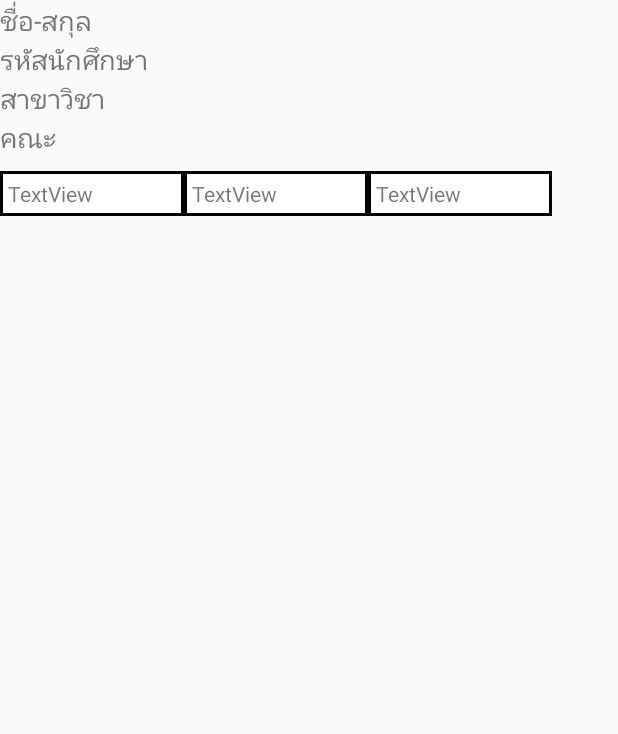
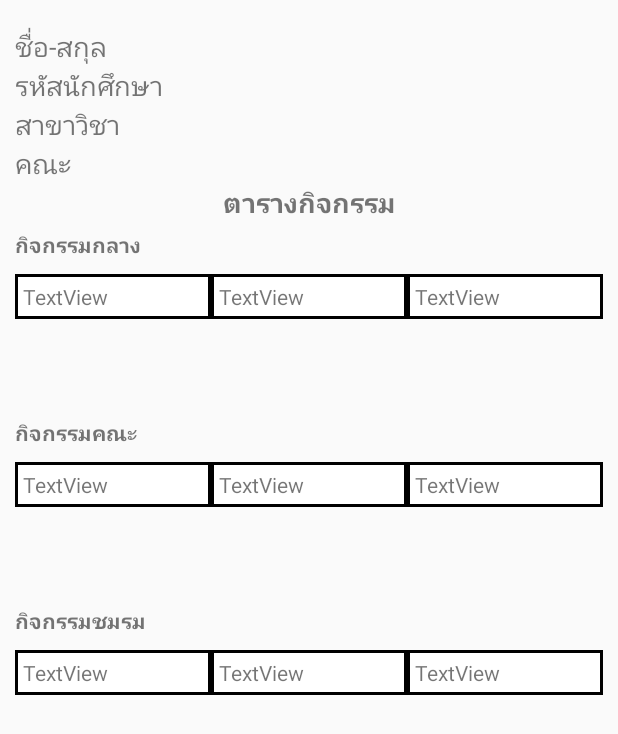
Before and after one commit to activitysskru/SSKRUActivity, an Android app: the layout activity_profile.xml on its own in the app's theme, with its tools: preview values and no code run, on a phone screen of 412 x 824 dp. Shown: the top 734 px of the screen. Run offline under Robolectric (Android 15) with nearby library versions, the phone set to English and light mode, and no system bars.

Commit message:
Edit activity_profile.xml add Scrollview|widget activity

```diff
--- a/app/src/main/res/layout/activity_profile.xml
+++ b/app/src/main/res/layout/activity_profile.xml
@@ -2,20 +2,29 @@
 <android.support.constraint.ConstraintLayout xmlns:android="http://schemas.android.com/apk/res/android"
     xmlns:app="http://schemas.android.com/apk/res-auto"
     xmlns:tools="http://schemas.android.com/tools"
-    android:layout_width="match_parent"
-    android:layout_height="match_parent"
+    android:layout_width="fill_parent"
+    android:layout_height="fill_parent"
     tools:context="com.example.pongs_000.sskruactivity.ProfileActivity">
 
+    <ScrollView
+        android:layout_width="fill_parent"
+        android:layout_height="fill_parent">
+
         <RelativeLayout
-        android:layout_width="368dp"
-        android:layout_height="495dp"
-        tools:layout_editor_absoluteX="8dp"
-        tools:layout_editor_absoluteY="8dp">
+            android:layout_width="fill_parent"
+            android:layout_height="fill_parent"
+            android:padding="10dp"
+            tools:layout_editor_absoluteY="0dp"
+            tools:layout_editor_absoluteX="0dp">
 
             <LinearLayout
                 android:layout_width="match_parent"
                 android:layout_height="match_parent"
-            android:orientation="vertical">
+                android:orientation="vertical"
+                android:layout_alignParentBottom="true"
+                android:layout_alignParentLeft="true"
+                android:layout_alignParentStart="true"
+                android:layout_marginBottom="7dp">
 
                 <TextView
                     android:id="@+id/name"
@@ -45,13 +54,56 @@
                     android:text="@string/Profile_faculty"
                     android:textSize="18sp" />
 
-            <android.support.v7.widget.RecyclerView
+                <TextView
                     android:layout_width="match_parent"
                     android:layout_height="match_parent"
+                    android:gravity="center"
+                    android:text="ตารางกิจกรรม"
+                    android:textSize="18sp"
+                    android:textStyle="bold" />
+
+                <TextView
+                    android:layout_width="match_parent"
+                    android:layout_height="match_parent"
+                    android:paddingTop="5dp"
+                    android:text="กิจกรรมกลาง"
+                    android:textStyle="bold"/>
+
+                <android.support.v7.widget.RecyclerView
+                    android:layout_width="fill_parent"
+                    android:layout_height="fill_parent"
+                    android:layout_marginTop="10dp"
+                    tools:listitem = "@layout/item_profile"/>
+
+                <TextView
+                    android:layout_width="match_parent"
+                    android:layout_height="match_parent"
+                    android:paddingTop="5dp"
+                    android:text="กิจกรรมคณะ"
+                    android:textStyle="bold"/>
+
+                <android.support.v7.widget.RecyclerView
+                    android:layout_width="fill_parent"
+                    android:layout_height="fill_parent"
+                    android:layout_marginTop="10dp"
+                    tools:listitem = "@layout/item_profile"/>
+
+                <TextView
+                    android:layout_width="match_parent"
+                    android:layout_height="match_parent"
+                    android:paddingTop="5dp"
+                    android:text="กิจกรรมชมรม"
+                    android:textStyle="bold"/>
+
+                <android.support.v7.widget.RecyclerView
+                    android:layout_width="fill_parent"
+                    android:layout_height="fill_parent"
                     android:layout_marginTop="10dp"
                     tools:listitem = "@layout/item_profile"/>
 
             </LinearLayout>
 
         </RelativeLayout>
+
+    </ScrollView>
 </android.support.constraint.ConstraintLayout>
```
Lines whose indentation alone changed are shown as unchanged.
